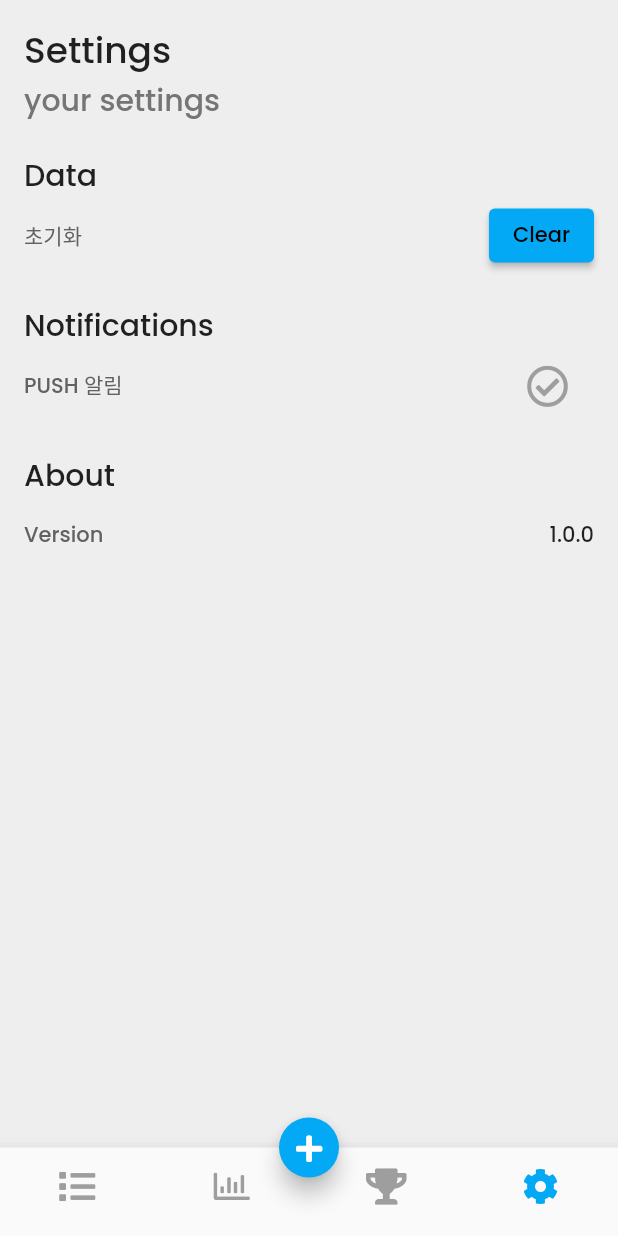
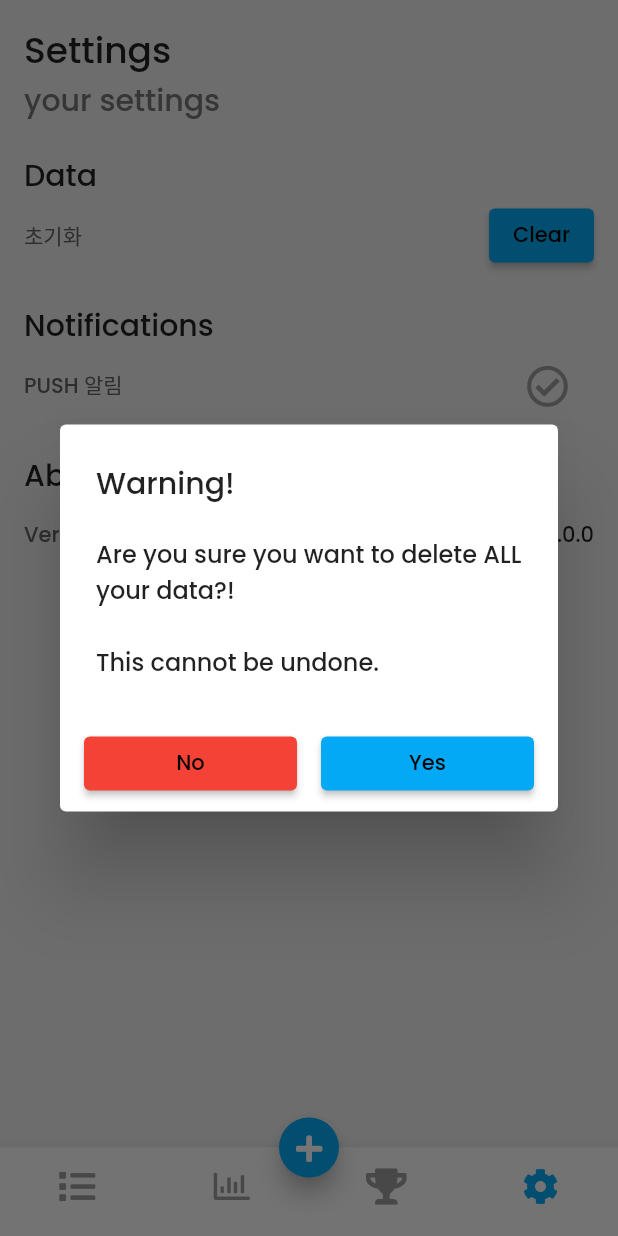
Before and after one commit to yeonkims/just_66, a Flutter app: the screen it shows after launch, item 4 of the bottom bar chosen, after a tap on "Clear", on a phone screen of 412 x 824 dp. Run offline on Flutter 3.47's test engine with Material 2 defaults, Android fonts, the phone set to English and light mode, and no system bars; our stand-ins replace card_swiper, equatable, fl_chart, font_awesome_flutter, liquid_progress_indicator, package_info_plus and 1 more; missing offline and left inert: flutter_launcher_icons, sqlbrite; accounts and stored records are empty.

Commit message:
Add logo + test data + habit detail duration + minor UI updates

```diff
--- a/lib/data/database/local_database.dart
+++ b/lib/data/database/local_database.dart
@@ -6,7 +6,7 @@ import 'package:path_provider/path_provider.dart';
 import 'package:sqflite/sqflite.dart';
 
 class LocalDatabase {
-  final int dbVersion = 3;
+  final int dbVersion = 4;
 
   static Database? _db;
 
@@ -71,6 +71,17 @@ class LocalDatabase {
             FOREIGN KEY (habit_fid) REFERENCES habit(habit_id) ON DELETE CASCADE
           )""");
     }
+    if (version == 4) {
+      await db.execute("DROP TABLE habit");
+      await db.execute("""
+        CREATE TABLE habit(
+          habit_id INTEGER PRIMARY KEY,
+          title TEXT,
+          start_date TEXT,
+          end_date TEXT
+        )
+      """);
+    }
   }
 
   FutureOr<void> _onConfigure(Database db) async {
--- a/lib/data/models/habit.dart
+++ b/lib/data/models/habit.dart
@@ -10,10 +10,12 @@ class Habit extends Equatable {
   final int? id;
   final String title;
   final DateTime startDate;
-  final bool completed;
+  final DateTime? endDate;
 
   final Record? todaysRecord;
   final int recordedDays;
+
+  bool get completed => endDate != null;
 
   bool isTodayRecorded() {
     return todaysRecord != null;
@@ -22,21 +24,21 @@ class Habit extends Equatable {
   Habit({
     this.id,
     required this.title,
-    required this.completed,
     required this.startDate,
+    this.endDate,
     this.todaysRecord,
     this.recordedDays = 0,
   });
 
   @override
-  List<Object?> get props => [id, title, startDate, completed];
+  List<Object?> get props => [id, title, startDate, endDate];
 
   Map<String, dynamic> toMap() {
     return {
       'habit_id': id,
       'title': title,
       'start_date': startDate.toYMD(),
-      'completed': completed ? 1 : 0,
+      'end_date': endDate?.toYMD(),
     };
   }
 
@@ -45,7 +47,9 @@ class Habit extends Equatable {
       id: map['habit_id']?.toInt(),
       title: map['title'] ?? '',
       startDate: DateTimeHelpers.fromYMD(map['start_date']),
-      completed: map['completed'] == 1,
+      endDate: map['end_date'] == null
+          ? null
+          : DateTimeHelpers.fromYMD(map['end_date']),
       todaysRecord: map['record_id'] == null ? null : Record.fromMap(map),
       recordedDays: map['recorded_days'],
     );
--- a/lib/logic/repositories/habit_respository.dart
+++ b/lib/logic/repositories/habit_respository.dart
@@ -21,4 +21,6 @@ abstract class HabitRepository {
   Future<void> completeHabit(int habitId);
 
   Stream<List<GraphPoint>> getRecordTotalsByDay(int range);
+
+  Future<void> deleteAll();
 }
--- a/lib/presentation/pages/completed_habits/completed_habits_page.dart
+++ b/lib/presentation/pages/completed_habits/completed_habits_page.dart
@@ -6,6 +6,8 @@ import 'package:just66/data/models/habit.dart';
 import 'package:just66/logic/repositories/habit_respository.dart';
 import 'package:just66/presentation/extra_widgets/custom_title.dart';
 import 'package:just66/presentation/extra_widgets/page_header.dart';
+import 'package:just66/presentation/pages/habit_detail/habit_detail_page.dart';
+import 'package:just66/presentation/utils/navigation_helpers.dart';
 import 'package:provider/provider.dart';
 
 class SuccessHabitPage extends StatefulWidget {
@@ -25,9 +27,15 @@ class _SuccessHabitPageState extends State<SuccessHabitPage> {
           padding: const EdgeInsets.all(16.0),
           child:
               Column(crossAxisAlignment: CrossAxisAlignment.start, children: [
-            PageHeader(
+            StreamBuilder<List<Habit>>(
+                stream:
+                    Provider.of<HabitRepository>(context).getCompletedHabits(),
+                builder: (context, snapshot) {
+                  String count = snapshot.data?.length.toString() ?? "...";
+                  return PageHeader(
                       title: "Completed habits",
-                content: "Check your completed habits here"),
+                      content: "The number of habits you completed is $count");
+                }),
             CustomTitle(title: "Habits you made"),
             Expanded(child: CustomCard())
           ]),
@@ -65,12 +73,21 @@ class CustomCard extends StatelessWidget {
                     loop: false,
                     itemCount: habits.length,
                     itemBuilder: (BuildContext context, int index) {
-                      return Card(
+                      return InkWell(
+                        onTap: () {
+                          context
+                              .openPage(HabitDetailPage(habit: habits[index]));
+                        },
+                        child: Card(
                           child: Center(
+                            child: Hero(
+                              tag: habits[index],
                               child: Text(
                                 habits[index].title,
                                 style: Theme.of(context).textTheme.headline4,
                                 textAlign: TextAlign.center,
+                              ),
+                            ),
                           ),
                         ),
                       );
--- a/lib/presentation/pages/new_habit/new_habit_page.dart
+++ b/lib/presentation/pages/new_habit/new_habit_page.dart
@@ -46,10 +46,8 @@ class _NewHabitPageState extends State<NewHabitPage> {
         child: ElevatedButton(
           onPressed: () {
             if (_formKey.currentState!.validate()) {
-              final newHabit = Habit(
-                  title: _controller.text,
-                  startDate: DateTime.now(),
-                  completed: false);
+              final newHabit =
+                  Habit(title: _controller.text, startDate: DateTime.now());
               Provider.of<HabitRepository>(context, listen: false)
                   .createHabit(newHabit);
               context.closePage();
--- a/lib/presentation/pages/progress/line_progress.dart
+++ b/lib/presentation/pages/progress/line_progress.dart
@@ -131,9 +131,6 @@ class _LineProgressState extends State<LineProgress> {
       double xPostion = gp.recordDate.difference(xZeroDate).inDays.toDouble();
       return FlSpot(xPostion, gp.totalRecords.toDouble());
     }).toList();
-
-    print(spots);
-
     return spots;
   }
 
--- a/lib/presentation/pages/progress/progress_page.dart
+++ b/lib/presentation/pages/progress/progress_page.dart
@@ -41,13 +41,20 @@ class _SuccessHabitPageState extends State<ProgressPage> {
                       .getRecordTotalsByDay(toggleButtonDays[index]),
                   builder: (context, snapshot) {
                     if (!snapshot.hasData) {
-                            return CircularProgressIndicator();
-                          }
+                      return Center(child: CircularProgressIndicator());
+                    } else if (snapshot.data!
+                        .every((graphPoint) => graphPoint.totalRecords == 0)) {
+                      return Center(child: Text("You have no progress yet."));
+                    } else {
                       List<GraphPoint> graphPoints = snapshot.data!;
                       return LineProgress(
                         graphPoints: graphPoints,
                       );
-                        }))),
+                    }
+                  },
+                ),
+              ),
+            ),
             Padding(
               padding: const EdgeInsets.only(bottom: 8.0),
               child: Row(
--- a/lib/presentation/pages/settings/settings_page.dart
+++ b/lib/presentation/pages/settings/settings_page.dart
@@ -7,6 +7,7 @@ import 'package:just66/logic/repositories/habit_respository.dart';
 import 'package:just66/presentation/extra_widgets/animated_checkbox.dart';
 import 'package:just66/presentation/extra_widgets/custom_title.dart';
 import 'package:just66/presentation/extra_widgets/page_header.dart';
+import 'package:just66/presentation/extra_widgets/yes_no_dialog.dart';
 import 'package:just66/presentation/pages/settings/settings_option.dart';
 import 'package:provider/provider.dart';
 import 'package:package_info_plus/package_info_plus.dart';
@@ -20,6 +21,7 @@ class SettingsPage extends StatefulWidget {
 
 class _SettingsPageState extends State<SettingsPage> {
   String? versionNumber;
+  bool buttonChecked = false;
 
   @override
   void initState() {
@@ -47,15 +49,39 @@ class _SettingsPageState extends State<SettingsPage> {
                 title: "초기화",
                 child: ElevatedButton(
                   child: Text("Clear"),
-                  onPressed: () {},
+                  onPressed: () {
+                    showDialog(
+                      context: context,
+                      builder: (ctx) {
+                        return YesNoDialog(
+                          title: "Warning!",
+                          hint:
+                              "Are you sure you want to delete ALL your data?!\n\nThis cannot be undone.",
+                          onYes: () {
+                            Provider.of<HabitRepository>(context, listen: false)
+                                .deleteAll();
+                            ScaffoldMessenger.of(context).showSnackBar(
+                              SnackBar(
+                                content: Text("Successfully deleted!"),
+                              ),
+                            );
+                          },
+                        );
+                      },
+                    );
+                  },
                 ),
               ),
               CustomTitle(title: "Notifications"),
               SettingsOption(
                 title: "PUSH 알림",
                 child: AnimatedCheckbox(
-                  checked: false,
-                  onChanged: (check) {},
+                  checked: buttonChecked,
+                  onChanged: (checked) {
+                    setState(() {
+                      buttonChecked = !buttonChecked;
+                    });
+                  },
                 ),
               ),
               CustomTitle(title: "About"),
--- a/lib/presentation/utils/constants.dart
+++ b/lib/presentation/utils/constants.dart
@@ -1,3 +1,3 @@
 class Constants {
-  static int NUMBER_OF_HABITS = 2;
+  static int NUMBER_OF_HABITS = 66;
 }
--- a/lib/presentation/utils/datetime_helpers.dart
+++ b/lib/presentation/utils/datetime_helpers.dart
@@ -1,12 +1,14 @@
 import 'package:intl/intl.dart';
 
 extension DateTimeHelpers on DateTime {
-  String toYMD() {
-    final DateFormat formatter = DateFormat('yyyy-MM-dd');
-    return formatter.format(this);
-  }
+  String toYMD() => format("yyyy-MM-dd");
 
   static DateTime fromYMD(String formattedString) {
     return DateFormat('yyyy-MM-dd').parse(formattedString);
   }
+
+  String format(String pattern) {
+    final DateFormat formatter = DateFormat(pattern);
+    return formatter.format(this);
+  }
 }
--- a/pubspec.yaml
+++ b/pubspec.yaml
@@ -27,7 +27,13 @@ dependencies:
 
 dev_dependencies:
   flutter_lints: ^1.0.0
+  flutter_launcher_icons: ^0.9.2
 
+flutter_icons:
+  android: "launcher_icon"
+  image_path: "assets/icons/logo.png"
+  adaptive_icon_background: "assets/icons/logo_background.png"
+  adaptive_icon_foreground: "assets/icons/logo_foreground.png"
 flutter:
 
   uses-material-design: true
```
Also changed, not shown: lib/logic/repositories_impl/habit_repository_impl.dart (+46 -2 lines), lib/presentation/pages/habit_detail/habit_detail_page.dart (+23 -5 lines), assets/icons/logo.png (added), assets/icons/logo_background.png (added), assets/icons/logo_foreground.png (added), pubspec.lock, 19 other files. Lines whose indentation alone changed are shown as unchanged.
